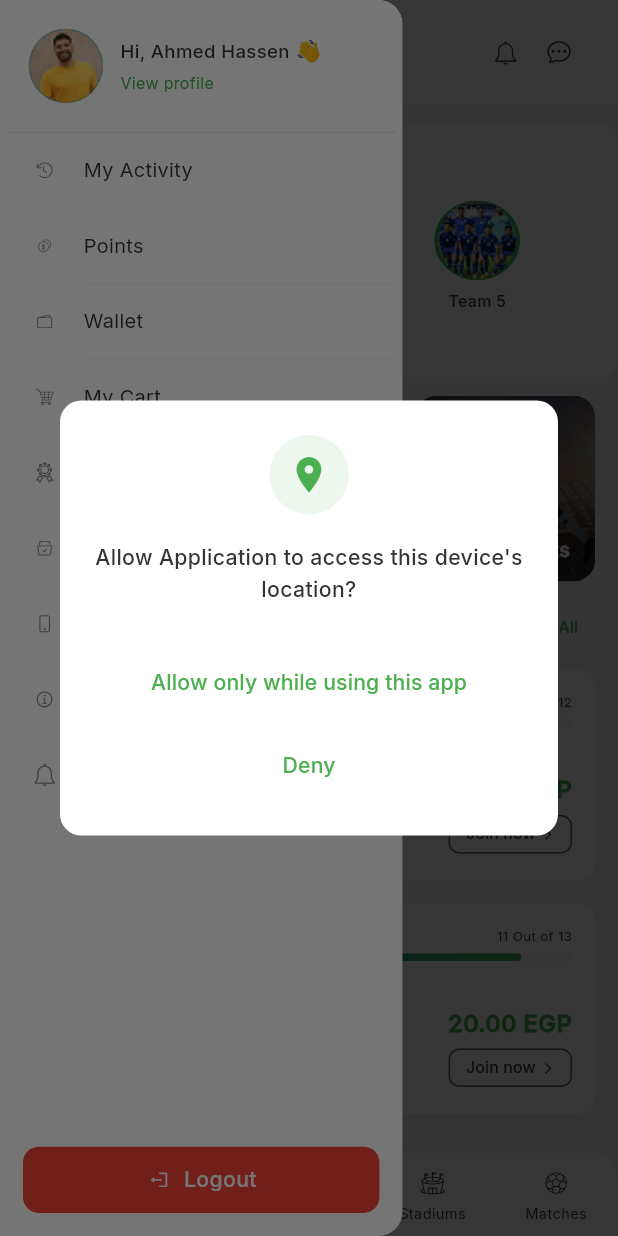
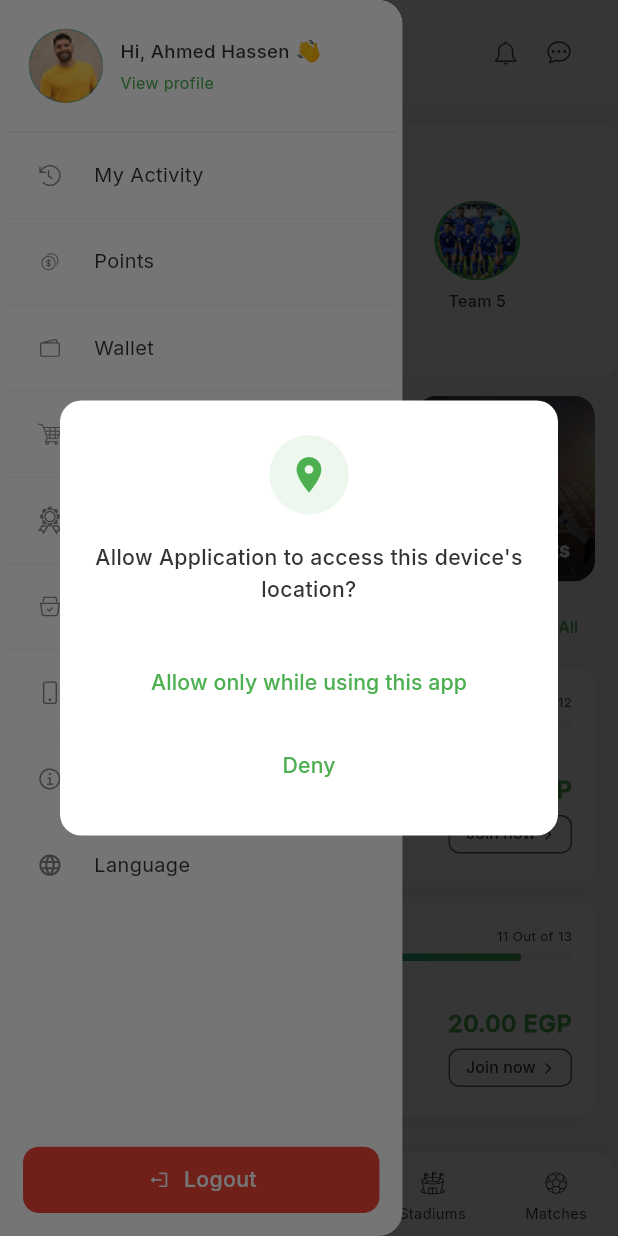
Before and after one commit to ibnRizk/sportofy, a Flutter app: the HomeShell screen opened directly, with the side drawer open, on a phone screen of 412 x 824 dp. Run offline on Flutter 3.47's test engine with Material 3 defaults, Android fonts, the phone set to English and light mode, and no system bars; our stand-ins replace cached_network_image, connectivity_plus, country_picker, dartz, dio, equatable and 15 more; accounts and stored records are empty; project files that could hold a hidden picture were left out.

Commit message:
fix onboarding and drawer issue

```diff
--- a/lib/core/utils/image_manager.dart
+++ b/lib/core/utils/image_manager.dart
@@ -105,7 +105,7 @@ class ImgAssets {
   static const String icMenuAbout =
       'assets/icons/About us.svg';
   static const String icMenuLanguage =
-      'assets/icons/not setting.svg';
+      'assets/icons/language.svg';
   static const String icMenuLogout =
       'assets/icons/log out.svg';
 
--- a/lib/features/chat/presentation/views/chats_view.dart
+++ b/lib/features/chat/presentation/views/chats_view.dart
@@ -4,7 +4,6 @@ import 'package:sportify_app/config/routes/app_routes.dart';
 import 'package:sportify_app/core/utils/app_colors.dart';
 import 'package:sportify_app/core/utils/app_dimens.dart';
 import 'package:sportify_app/core/utils/app_padding.dart';
-import 'package:sportify_app/injection_container.dart';
 import 'package:sportify_app/core/utils/app_radius.dart';
 import 'package:sportify_app/core/utils/image_manager.dart';
 import 'package:sportify_app/core/utils/values/text_styles.dart';
--- a/lib/features/community/presentation/widgets/post_type_selection_sheet.dart
+++ b/lib/features/community/presentation/widgets/post_type_selection_sheet.dart
@@ -6,7 +6,6 @@ import 'package:sportify_app/core/utils/app_colors.dart';
 import 'package:sportify_app/core/utils/app_dimens.dart';
 import 'package:sportify_app/core/utils/app_padding.dart';
 import 'package:sportify_app/core/utils/app_radius.dart';
-import 'package:sportify_app/core/utils/image_manager.dart';
 import 'package:sportify_app/core/utils/values/text_styles.dart';
 import 'package:sportify_app/features/community/presentation/widgets/help_areas_sheet.dart';
 
--- a/lib/features/home/presentation/pages/home_shell.dart
+++ b/lib/features/home/presentation/pages/home_shell.dart
@@ -30,8 +30,9 @@ class _HomeShellState extends State<HomeShell> {
   }
 
   Future<void> _checkLocationPermission() async {
-    // Wait a bit for UI to settle
-    await Future.delayed(const Duration(milliseconds: 800));
+    // Reduce delay to make navigation feel faster
+    // Check permission after UI is ready but don't block navigation
+    await Future.delayed(const Duration(milliseconds: 300));
     if (!mounted) return;
     if (!context.mounted) return;
     try {
--- a/lib/features/home/presentation/widgets/custom_drawer.dart
+++ b/lib/features/home/presentation/widgets/custom_drawer.dart
@@ -254,7 +254,6 @@ class CustomDrawer extends StatelessWidget {
               separatorBuilder: (context, index) => Divider(
                 height: AppDimens.dividerThickness1,
                 thickness: AppDimens.dividerThickness1,
-                indent: AppDimens.w60,
                 color: context.colors.textColor.withValues(
                   alpha: AppDimens.opacity05,
                 ),
@@ -413,8 +412,8 @@ class CustomDrawer extends StatelessWidget {
           children: [
             SvgPicture.asset(
               iconSvg,
-              width: AppDimens.iconSize24,
-              height: AppDimens.iconSize24,
+              width: AppDimens.iconSize32,
+              height: AppDimens.iconSize32,
               colorFilter: ColorFilter.mode(
                 context.colors.textColor.withValues(
                   alpha: AppDimens.opacity6,
--- a/lib/features/matches/presentation/widgets/join_request_sheet.dart
+++ b/lib/features/matches/presentation/widgets/join_request_sheet.dart
@@ -4,7 +4,6 @@ import 'package:flutter_svg/flutter_svg.dart';
 import 'package:go_router/go_router.dart';
 import 'package:sportify_app/config/routes/app_routes.dart';
 import 'package:sportify_app/core/utils/app_colors.dart';
-import 'package:sportify_app/core/utils/app_padding.dart';
 
 class JoinRequestSheet extends StatelessWidget {
   final String organizerName;
--- a/lib/features/tournaments/presentation/views/tournament_details_view.dart
+++ b/lib/features/tournaments/presentation/views/tournament_details_view.dart
@@ -3,7 +3,6 @@ import 'package:flutter_screenutil/flutter_screenutil.dart';
 import 'package:go_router/go_router.dart';
 import 'package:sportify_app/config/routes/app_routes.dart';
 import 'package:sportify_app/core/utils/app_colors.dart';
-import 'package:sportify_app/injection_container.dart';
 import 'package:sportify_app/features/tournaments/presentation/widgets/join_team_sheet.dart';
 
 class TournamentDetailsView extends StatelessWidget {
```
Also changed, not shown: lib/features/onboarding/presentation/screens/onboarding_screen.dart (+21 -12 lines), assets/icons/language.svg (added).
